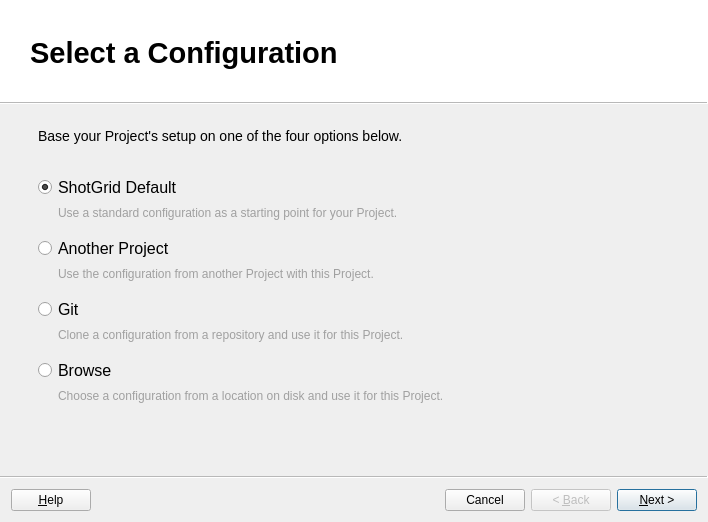
This is resources/setup_project.ui in shotgunsoftware/tk-framework-adminui as Qt 5 draws it before an edit. The edited form follows.
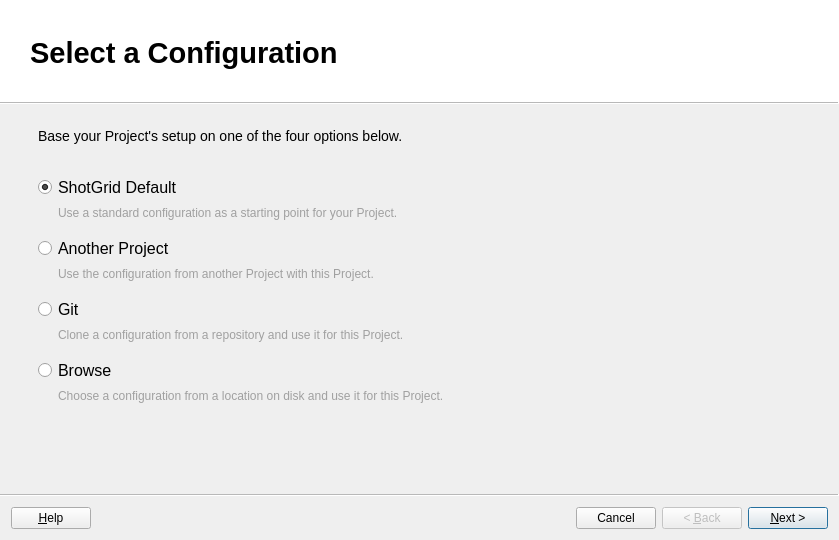
This is the edited form. Icons and pictures are not drawn. Custom widgets are drawn as their Qt base class.

Patch:
```diff
--- a/resources/setup_project.ui
+++ b/resources/setup_project.ui
@@ -6,8 +6,8 @@
    <rect>
     <x>0</x>
     <y>0</y>
-    <width>708</width>
-    <height>522</height>
+    <width>839</width>
+    <height>540</height>
    </rect>
   </property>
   <property name="windowTitle">
```
Left out of the diff: 32 changed lines with no effect on the pictures.
